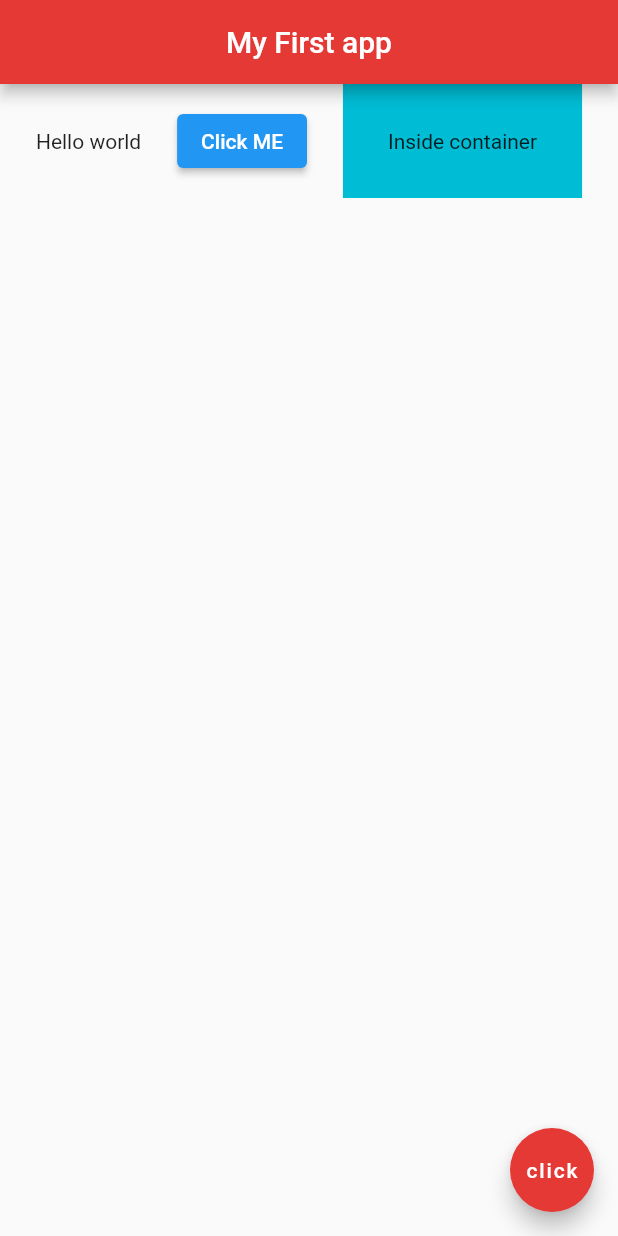
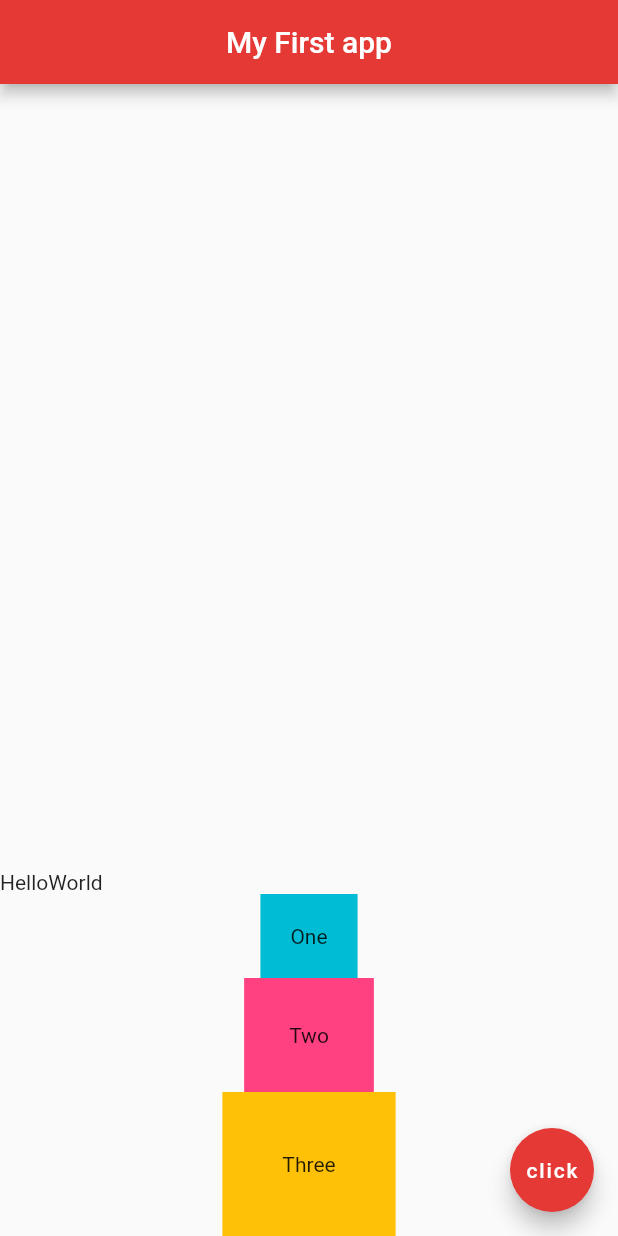
Before and after one commit to mahdibouaziz/flutter-learn-ninja, a Flutter app: the screen it shows after launch, on a phone screen of 412 x 824 dp. Run offline on Flutter 3.47's test engine with Material 2 defaults, Android fonts, the phone set to English and light mode, and no system bars.

Commit message:
added column widgets

```diff
--- a/lib/main.dart
+++ b/lib/main.dart
@@ -34,24 +34,50 @@ class Home extends StatelessWidget {
       //   child:const Text('Hello'),
       // ),
 
-      body: Row(
-        mainAxisAlignment:MainAxisAlignment.spaceEvenly ,
+      // body: Row(
+      //   mainAxisAlignment:MainAxisAlignment.spaceEvenly ,
+      //   crossAxisAlignment: CrossAxisAlignment.center,
+      //   children:  <Widget>[
+      //     const Text("Hello world"),
+      //     ElevatedButton(
+      //       onPressed: (){},
+      //       child: const Text("Click ME"),
+      //     ),
+      //     Container(
+      //       color: Colors.cyan,
+      //       padding: EdgeInsets.all(30.0),
+      //       child: Text("Inside container"),
+      //     ),
+      //   ],
+      // ),
+
+      body: Column(
+        mainAxisAlignment: MainAxisAlignment.end,
         crossAxisAlignment: CrossAxisAlignment.center,
-        children:  <Widget>[
-          const Text("Hello world"),
-          ElevatedButton(
-            onPressed: (){},
-            child: const Text("Click ME"),
+        children: <Widget>[
+          Row(
+            children: const <Widget>[
+              Text("Hello"),
+              Text("World"),
+            ],
           ),
           Container(
+            padding: const EdgeInsets.all(20.0),
             color: Colors.cyan,
-            padding: EdgeInsets.all(30.0),
-            child: Text("Inside container"),
+            child: const Text("One"),
+          ),
+          Container(
+            padding: const EdgeInsets.all(30.0),
+            color: Colors.pinkAccent,
+            child: const Text("Two"),
+          ),
+          Container(
+            padding: const EdgeInsets.all(40.0),
+            color: Colors.amber,
+            child: const Text("Three"),
           ),
         ],
       ),
-
-
 
       floatingActionButton: FloatingActionButton(
         onPressed: () {},
```
